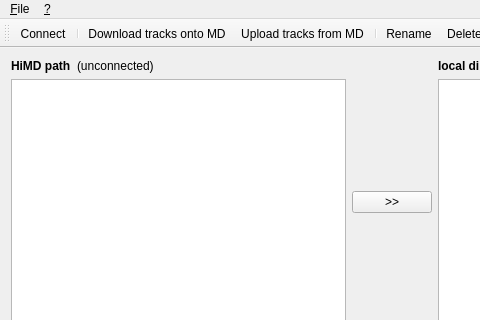
Above: qhimdtransfer/qhimdmainwindow.ui from linux-minidisc/linux-minidisc before the change; both pictures show x 0 to 480 and y 0 to 320 of the 784 by 539 pixel window. Below: the same form after it.
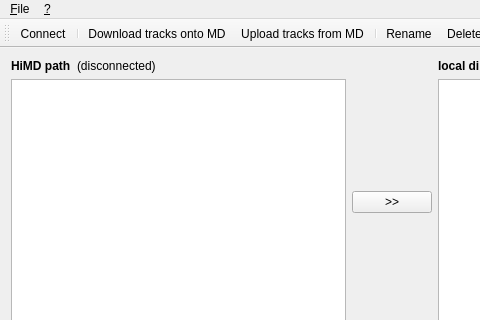
That is the form after the change. Icons and pictures are not drawn.

Commit message: replace unconnected by disconnected.

Diff of the .ui file:
```diff
--- a/qhimdtransfer/qhimdmainwindow.ui
+++ b/qhimdtransfer/qhimdmainwindow.ui
@@ -42,7 +42,7 @@
         <item>
          <widget class="QLabel" name="himdpath">
           <property name="text">
-           <string>(unconnected)</string>
+           <string>(disconnected)</string>
           </property>
          </widget>
         </item>
```
